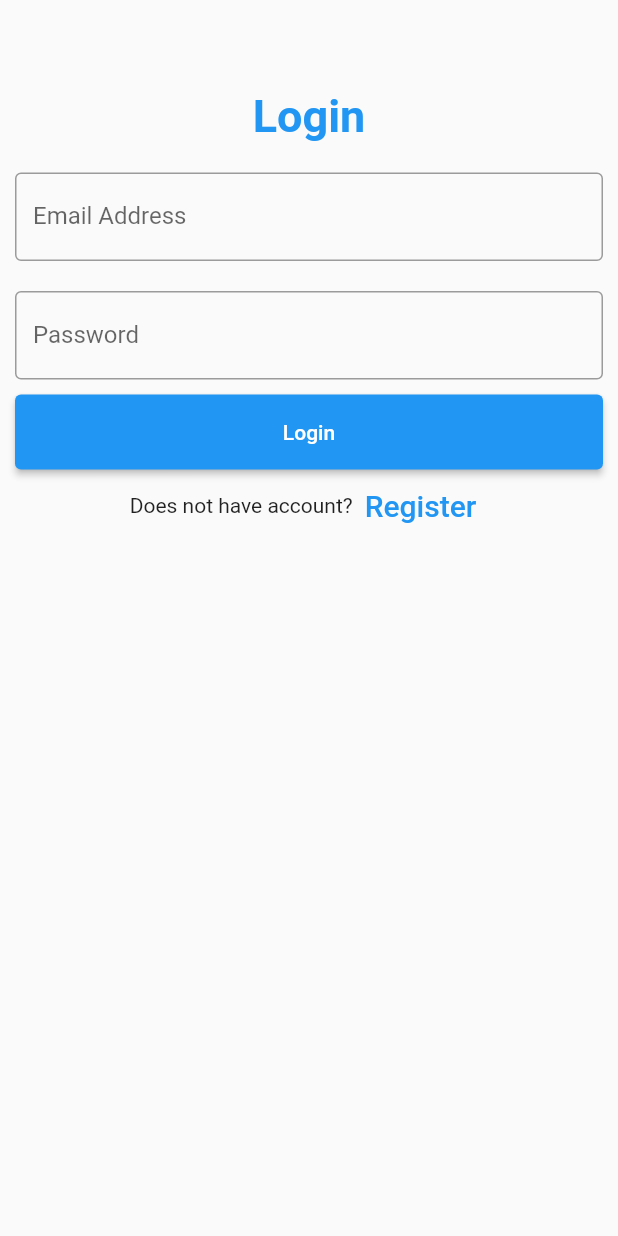
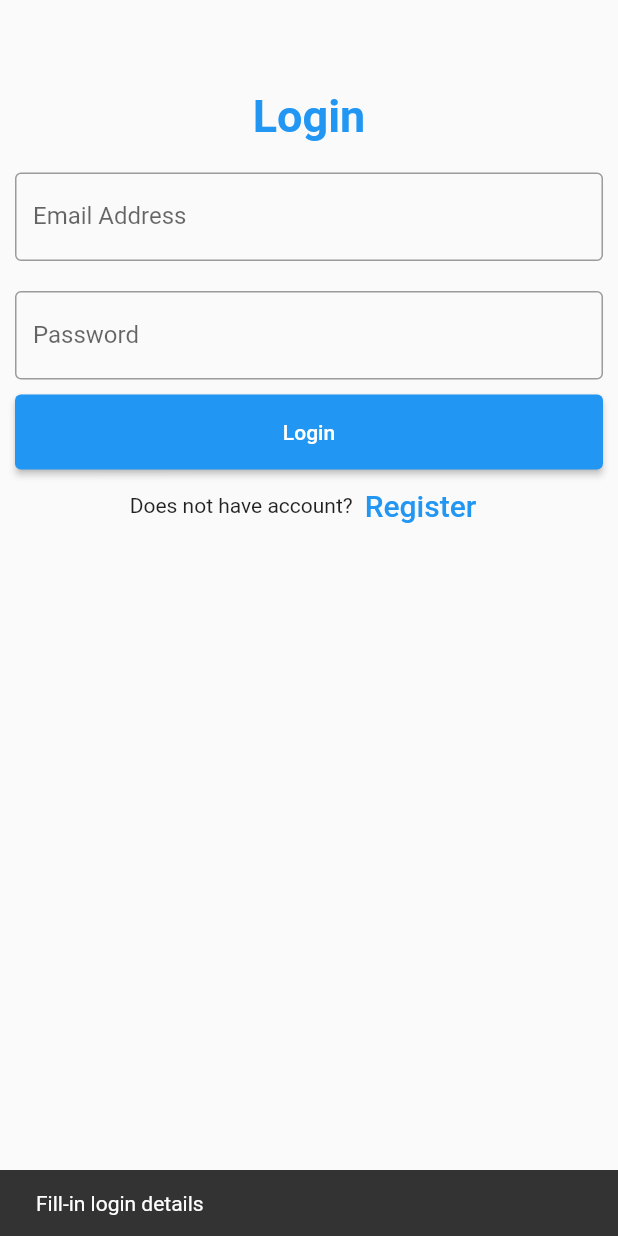
Before and after one commit to captainmio/adoptionapp, a Flutter app: the screen it shows after launch, after a tap on "Login", on a phone screen of 412 x 824 dp. Run offline on Flutter 3.47's test engine with Material 2 defaults, Android fonts, the phone set to English and light mode, and no system bars.

Commit message:
add snackbar and text field validation for login

```diff
--- /dev/null
+++ b/adoptionapp/lib/components/gsnackbar.dart
@@ -0,0 +1,15 @@
+import 'package:flutter/material.dart';
+
+class GSnackbar {
+  static show(
+    BuildContext context, {
+    required String type,
+    required String message,
+  }) {
+    ScaffoldMessenger.of(context).showSnackBar(
+      SnackBar(
+        content: Text(message),
+      ),
+    );
+  }
+}
--- a/adoptionapp/lib/screens/login.dart
+++ b/adoptionapp/lib/screens/login.dart
@@ -1,4 +1,5 @@
 import 'package:flutter/material.dart';
+import 'package:plant_app/components/gsnackbar.dart';
 import 'package:plant_app/services/auth_service.dart';
 import 'package:http/http.dart' as http;
 import 'dart:convert';
@@ -14,15 +15,25 @@ class _LoginState extends State<Login> {
   TextEditingController email = TextEditingController();
   TextEditingController password = TextEditingController();
 
-  void _login() async {
-    Map<String, String> data = {'email': email.text, 'password': password.text};
-    http.Response response = await AuthService().login(payload: data);
-    Map<String, dynamic> responseMap = json.decode(response.body);
+  void _login(BuildContext context) async {
+    if (email.text.isNotEmpty && password.text.isNotEmpty) {
+      Map<String, String> data = {
+        'email': email.text,
+        'password': password.text
+      };
+      http.Response response = await AuthService().login(payload: data);
+      Map<String, dynamic> responseMap = json.decode(response.body);
 
-    if (response.statusCode == 200) {
-      Navigator.pushNamed(context, '/home');
+      if (!mounted) return;
+
+      if (response.statusCode == 200) {
+        Navigator.pushNamed(context, '/home');
+      } else {
+        GSnackbar.show(context, type: 'error', message: responseMap['message']);
+        // print(responseMap['message']);
+      }
     } else {
-      print(responseMap['message']);
+      GSnackbar.show(context, type: 'error', message: 'Fill-in login details');
     }
   }
 
@@ -72,7 +83,7 @@ class _LoginState extends State<Login> {
             child: ElevatedButton(
               child: const Text('Login'),
               onPressed: () {
-                _login();
+                _login(context);
               },
             ),
           ),
--- a/adoptionapp/lib/services/auth_service.dart
+++ b/adoptionapp/lib/services/auth_service.dart
@@ -12,4 +12,6 @@ class AuthService {
 
     return response;
   }
+
+  Future register({required Map<String, String> payload}) async {}
 }
```
